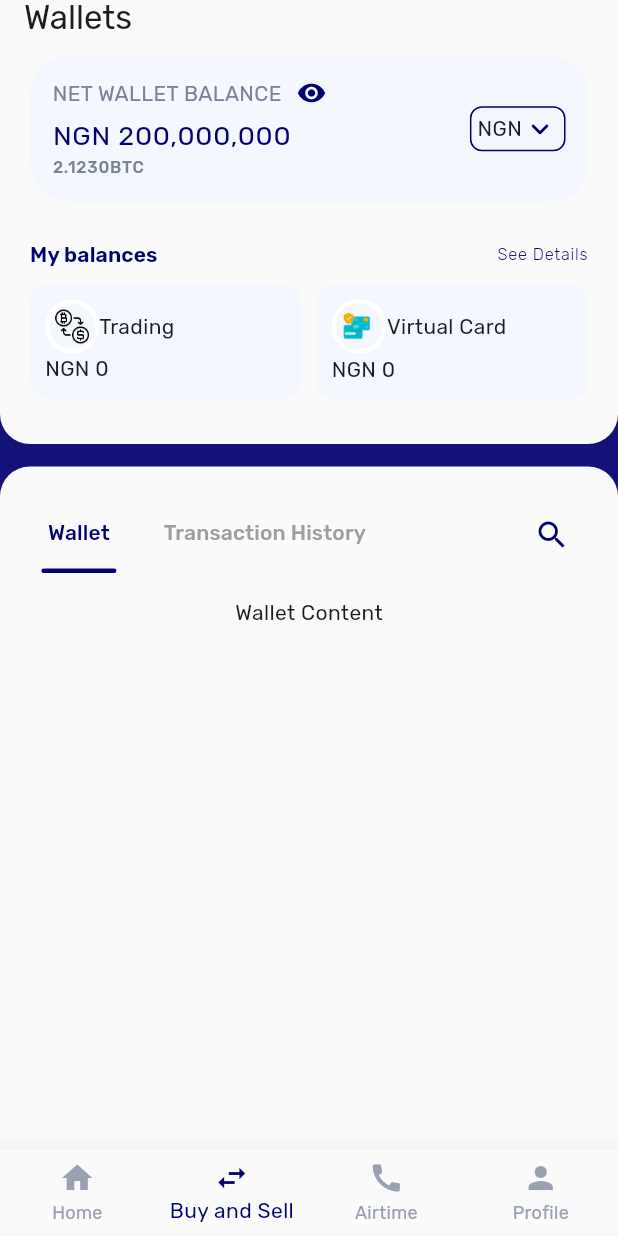
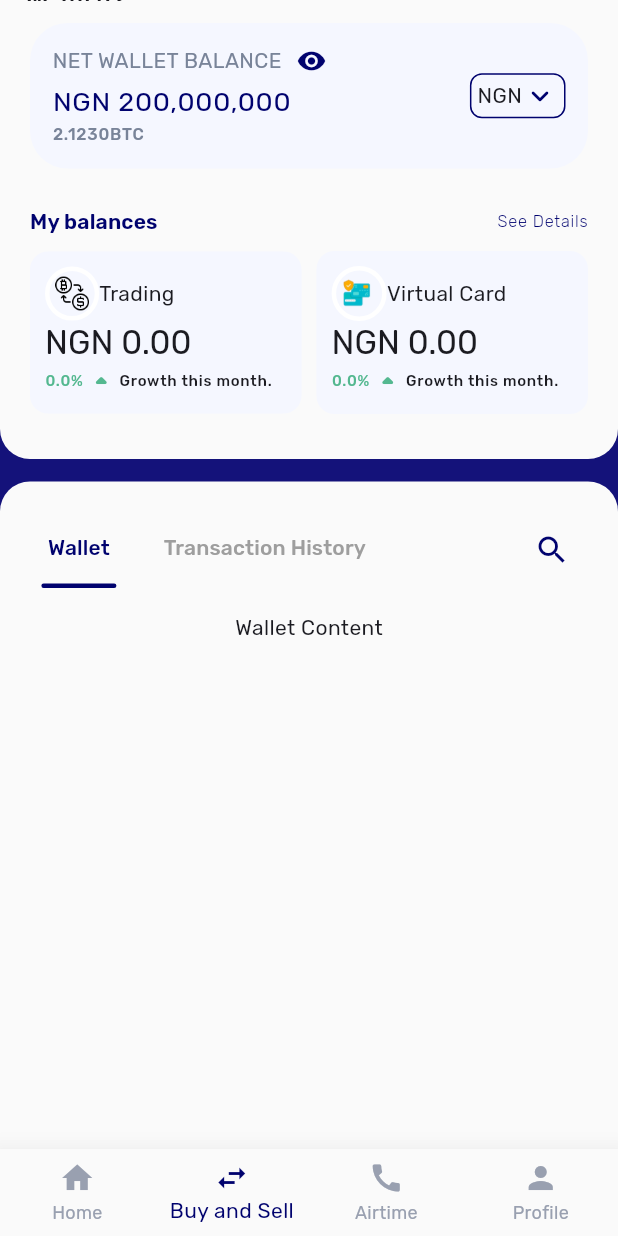
Before and after one commit to thedevsaxist/dantown-clone, a Flutter app: the BuySellScreen screen opened by its route, on a phone screen of 412 x 824 dp. Run offline on Flutter 3.47's test engine with Material 3 defaults, Android fonts, the phone set to English and light mode, and no system bars; our stand-ins replace flutter_dotenv, get_it, go_router, google_fonts; missing offline and left inert: default_ui_components, uicons.

Commit message:
reduced the size of the fonts for the growth of the month

```diff
--- a/lib/app/features/trade/presentation/screens/buy_sell_screen.dart
+++ b/lib/app/features/trade/presentation/screens/buy_sell_screen.dart
@@ -27,7 +27,7 @@ class _BuySellScreenState extends State<BuySellScreen> {
           borderRadius: BorderRadiusGeometry.vertical(bottom: Radius.circular(20)),
         ),
         bottom: PreferredSize(
-          preferredSize: Size.fromHeight(240),
+          preferredSize: Size.fromHeight(250),
           child: Column(
             children: [
               WalletDisplay(
@@ -71,7 +71,8 @@ class _BuySellScreenState extends State<BuySellScreen> {
                     _Balance(
                       label: "Trading",
                       icon: Assets.images.exchange.image(scale: 17),
-                      balance: "0",
+                      balance: "0.00",
+                      showBottom: true,
                     ),
 
                     SizedBox(width: 10),
@@ -79,7 +80,8 @@ class _BuySellScreenState extends State<BuySellScreen> {
                     _Balance(
                       label: "Virtual Card",
                       icon: Assets.images.virtualCard.image(scale: 6),
-                      balance: "0",
+                      balance: "0.00",
+                      showBottom: false,
                     ),
                   ],
                 ),
@@ -190,8 +192,14 @@ class _Balance extends StatelessWidget {
   final String label;
   final Widget icon;
   final String balance;
+  final bool? showBottom;
 
-  const _Balance({required this.label, required this.icon, required this.balance});
+  const _Balance({
+    required this.label,
+    required this.icon,
+    required this.balance,
+    required this.showBottom,
+  });
 
   @override
   Widget build(BuildContext context) {
@@ -220,7 +228,15 @@ class _Balance extends StatelessWidget {
                 Text(label, style: t.bodyMedium),
               ],
             ),
-            Text("NGN $balance"),
+            Text("NGN $balance", style: t.titleLarge),
+
+            Row(
+              children: [
+                Text("0.0%", style: t.labelSmall?.copyWith(color: AppColors.green, fontSize: 10)),
+                Icon(Icons.arrow_drop_up_rounded, color: AppColors.green),
+                Text("Growth this month.", style: t.labelSmall?.copyWith(fontSize: 10)),
+              ],
+            ),
           ],
         ),
       ),
```
